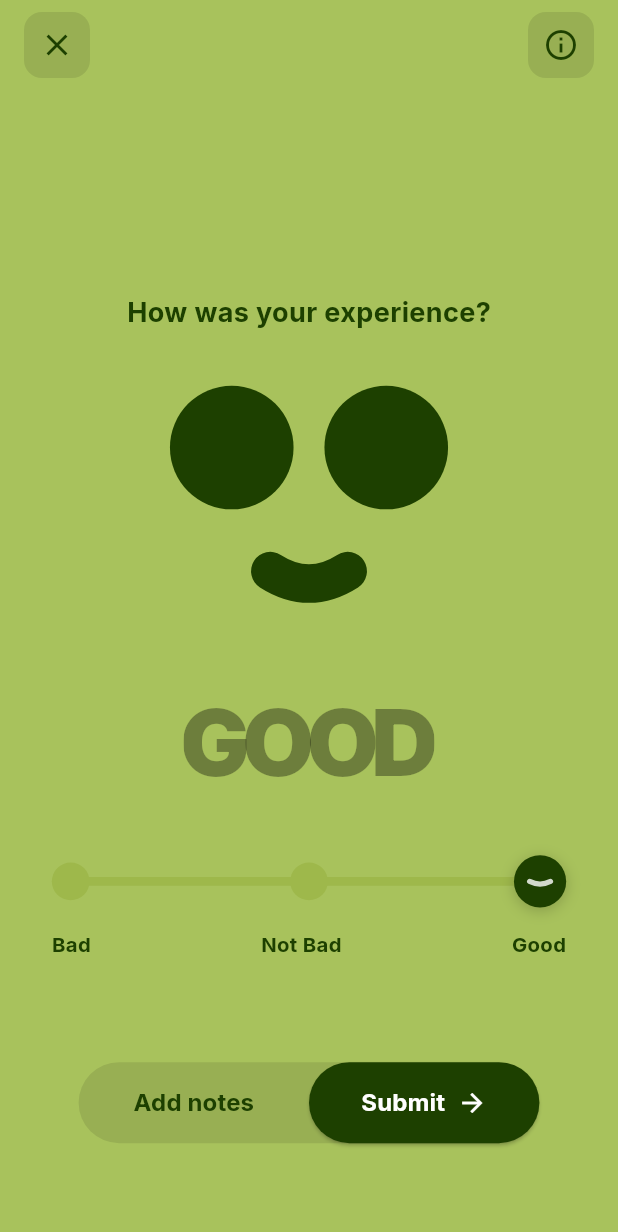
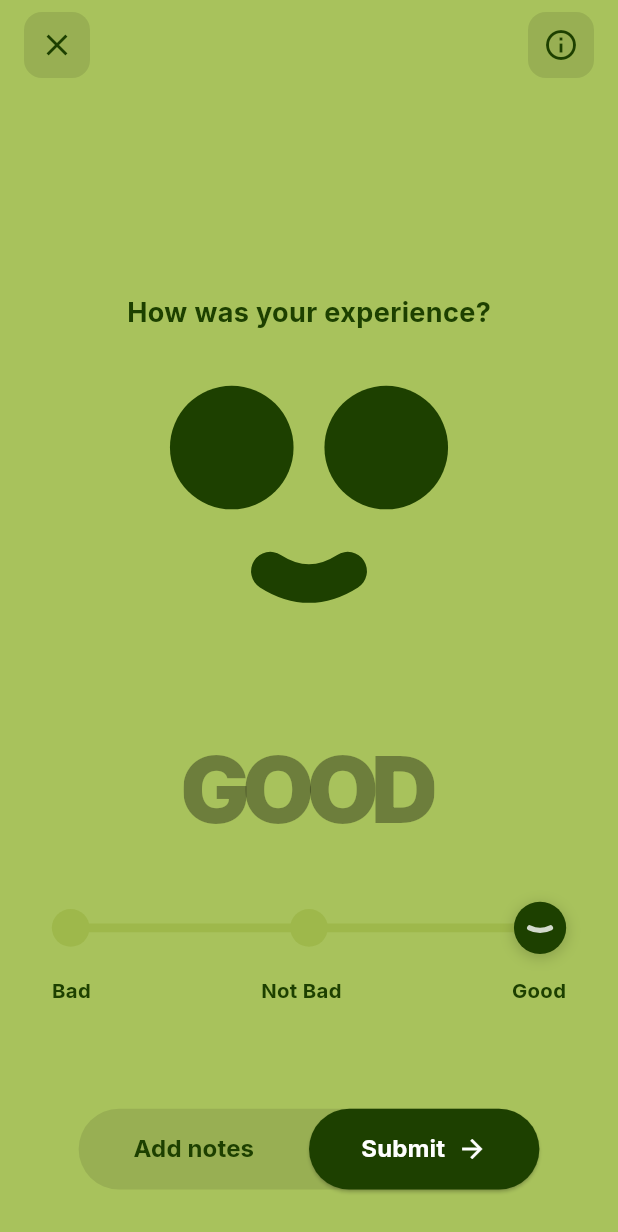
Before and after one commit to Ionic-Errrrs-Code/animated-app-rating-screen, a Flutter app: the screen it shows after launch, on a phone screen of 412 x 824 dp. Shown: the top 1232 px of the screen. Run offline on Flutter 3.47's test engine with Material 3 defaults, Android fonts, the phone set to English and light mode, and no system bars; drawn by our look-alikes of flutter_animate; our stand-ins replace flutter_screenutil, google_fonts.

Commit message:
Adjust spacing in rate experience screen and update flutter_screenutil dependency

```diff
--- a/lib/screens/rate_experience_screen.dart
+++ b/lib/screens/rate_experience_screen.dart
@@ -209,7 +209,7 @@ class _RateExperienceScreenState extends State<RateExperienceScreen> {
             onAddNote: _switchToNoteView,
             onSubmit: _submitFeedback,
           ),
-          SizedBox(height: AppDimens.xLarge * 2),
+          SizedBox(height: AppDimens.xLarge * 1),
         ],
       ).animate(onPlay: (c) => c.forward())
           .fadeIn(duration: AppDurations.long, curve: Curves.easeOut)
```
Also changed, not shown: pubspec.lock.
